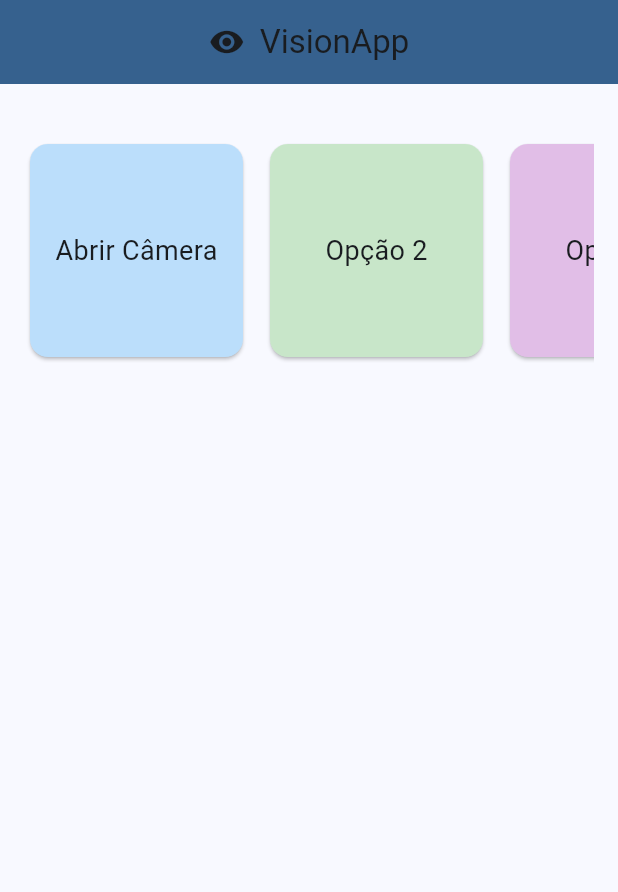
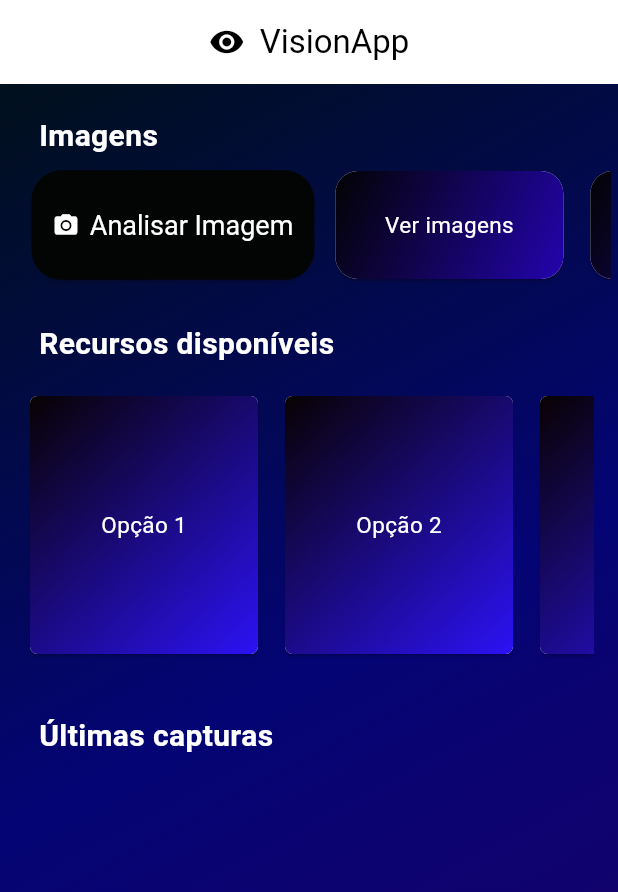
Before and after one commit to CaioAndersonMM/VisionApp, a Flutter app: the screen it shows after launch, on a phone screen of 412 x 824 dp. Shown: the top 892 px of the screen. Run offline on Flutter 3.47's test engine with Material 3 defaults, Android fonts, the phone set to English and light mode, and no system bars; our stand-ins replace image_picker, permission_handler.

Commit message:
feat: Melhoria visual e criação de novos cards

```diff
--- a/visionapp/lib/main.dart
+++ b/visionapp/lib/main.dart
@@ -1,3 +1,4 @@
+import 'package:flutter/cupertino.dart';
 import 'package:flutter/material.dart';
 import 'package:image_picker/image_picker.dart';
 import 'package:permission_handler/permission_handler.dart';
@@ -9,13 +10,20 @@ void main() {
 class MyApp extends StatelessWidget {
   const MyApp({super.key});
 
-  // This widget is the root of your application.
   @override
   Widget build(BuildContext context) {
     return MaterialApp(
       title: 'VisionApp',
       theme: ThemeData(
-        colorScheme: ColorScheme.fromSeed(seedColor: Colors.blue),
+        colorScheme: ColorScheme.fromSeed(
+          seedColor:
+              const Color.fromARGB(255, 255, 253, 253), // Cor base para o tema
+          primary: const Color.fromARGB(255, 0, 0, 0), // Cor da AppBar
+        ),
+        appBarTheme: const AppBarTheme(
+          backgroundColor: Colors.white,
+          foregroundColor: Colors.black,
+        ),
         useMaterial3: true,
       ),
       home: const MyHomePage(title: 'VisionApp'),
@@ -68,21 +76,109 @@ class _MyHomePageState extends State<MyHomePage> {
   Widget build(BuildContext context) {
     return Scaffold(
       appBar: AppBar(
-        backgroundColor: Theme.of(context).colorScheme.primary,
-        // Here we take the value from the MyHomePage object that was created by
-        // the App.build method, and use it to set our appbar title.
         title: Row(
           mainAxisAlignment: MainAxisAlignment.center,
           children: [
-            const Icon(Icons.remove_red_eye),
+            const Icon(Icons.remove_red_eye, color: Colors.black),
             const SizedBox(width: 10),
-            Text(widget.title),
+            Text(widget.title, style: const TextStyle(color: Colors.black)),
           ],
         ),
       ),
-      body: Column(
+      body: Container(
+        decoration: const BoxDecoration(
+          gradient: LinearGradient(
+            colors: [
+              Color.fromARGB(255, 1, 16, 28),
+              Color.fromARGB(255, 4, 4, 116),
+              Color.fromARGB(255, 28, 0, 103)
+            ],
+            begin: Alignment.topLeft,
+            end: Alignment.bottomRight,
+          ),
+        ),
+        child: Column(
           children: [
             const SizedBox(height: 20),
+            const Padding(
+              padding: EdgeInsets.fromLTRB(26, 0, 0, 0),
+              child: Align(
+                alignment: Alignment.centerLeft, // Alinha o texto à esquerda
+                child: Text(
+                  'Imagens',
+                  style: TextStyle(
+                    color: Colors.white,
+                    fontSize: 20,
+                    fontWeight: FontWeight.bold,
+                  ),
+                ),
+              ),
+            ),
+            Padding(
+              padding: const EdgeInsets.all(5.0),
+              child: SingleChildScrollView(
+                scrollDirection: Axis.horizontal,
+                child: Row(
+                  mainAxisAlignment: MainAxisAlignment.spaceAround,
+                  children: [
+                    Padding(
+                      padding: const EdgeInsets.only(left: 16.0, right: 10.0),
+                      child: ElevatedButton.icon(
+                        onPressed: _openCamera,
+                        icon: const Icon(Icons.camera_alt),
+                        label: const Text('Analisar Imagem'),
+                        style: ElevatedButton.styleFrom(
+                          foregroundColor: Colors.white,
+                          backgroundColor: const Color.fromARGB(255, 3, 4, 4),
+                          padding: const EdgeInsets.symmetric(
+                              vertical: 26.0, horizontal: 14.0),
+                          textStyle: const TextStyle(fontSize: 18),
+                          shape: RoundedRectangleBorder(
+                            borderRadius: BorderRadius.circular(
+                                20), // Remove o arredondamento
+                          ),
+                        ),
+                      ),
+                    ),
+                    CustomCard(
+                      color1: const Color.fromARGB(255, 3, 3, 3),
+                      color2: const Color.fromARGB(255, 35, 4, 173),
+                      title: 'Ver imagens',
+                      onTap: () {},
+                    ),
+                    const SizedBox(width: 10),
+                    CustomCard(
+                      color1: const Color.fromARGB(255, 3, 3, 3),
+                      color2: const Color.fromARGB(255, 35, 4, 173),
+                      title: 'Opção 3',
+                      onTap: () {},
+                    ),
+                    const SizedBox(width: 10),
+                    CustomCard(
+                      color1: const Color.fromARGB(255, 3, 3, 3),
+                      color2: const Color.fromARGB(255, 35, 4, 173),
+                      title: 'Opção 4',
+                      onTap: () {},
+                    ),
+                  ],
+                ),
+              ),
+            ),
+            const SizedBox(height: 20),
+            const Padding(
+              padding: EdgeInsets.only(left: 26.0),
+              child: Align(
+                alignment: Alignment.centerLeft, // Alinha o texto à esquerda
+                child: Text(
+                  'Recursos disponíveis',
+                  style: TextStyle(
+                    color: Colors.white,
+                    fontSize: 20,
+                    fontWeight: FontWeight.bold,
+                  ),
+                ),
+              ),
+            ),
             Padding(
               padding: const EdgeInsets.all(16.0),
               child: SingleChildScrollView(
@@ -90,60 +186,41 @@ class _MyHomePageState extends State<MyHomePage> {
                 child: Row(
                   mainAxisAlignment: MainAxisAlignment.spaceAround,
                   children: [
-                  SizedBox(
-                    width: 150,
-                    height: 150,
-                    child: Card(
-                      color: Colors.blue[100],
-                      child: InkWell(
-                        onTap: _openCamera,
-                        child: const Center(
-                          child: Text(
-                            'Abrir Câmera',
-                            style: TextStyle(fontSize: 18),
+                    CustomCard2(
+                      color1: const Color.fromARGB(255, 8, 2, 2),
+                      color2: const Color.fromARGB(255, 44, 18, 245),
+                      title: 'Opção 1',
+                      onTap: () {},
+                    ),
+                    const SizedBox(width: 10),
+                    CustomCard2(
+                      color1: const Color.fromARGB(255, 8, 2, 2),
+                      color2: const Color.fromARGB(255, 44, 18, 245),
+                      title: 'Opção 2',
+                      onTap: () {},
+                    ),
+                    const SizedBox(width: 10),
+                    CustomCard2(
+                      color1: const Color.fromARGB(255, 8, 2, 2),
+                      color2: const Color.fromARGB(255, 44, 18, 245),
+                      title: 'Opção 4',
+                      onTap: () {},
+                    ),
+                  ],
                 ),
               ),
             ),
-                    ),
-                  ),
-                  const SizedBox(width: 10), // Espaço entre os cards
-                  SizedBox(
-                    width: 150,
-                    height: 150,
-                    child: Card(
-                      color: Colors.green[100],
-                      child: const Center(
+            const SizedBox(height: 20),
+            const Padding(
+              padding: EdgeInsets.fromLTRB(26, 0, 0, 0),
+              child: Align(
+                alignment: Alignment.centerLeft, // Alinha o texto à esquerda
                 child: Text(
-                          'Opção 2',
-                          style: TextStyle(fontSize: 18),
-                        ),
-                      ),
-                    ),
-                  ),
-                  const SizedBox(width: 10), // Espaço entre os cards
-                  SizedBox(
-                    width: 150,
-                    height: 150,
-                    child: Card(
-                      color: Colors.purple[100],
-                      child: const Center(
-                        child: Text(
-                          'Opção 3',
-                          style: TextStyle(fontSize: 18),
-                        ),
-                      ),
-                    ),
-                  ),
-                  const SizedBox(width: 10), // Espaço entre os cards
-                  SizedBox(
-                    width: 150,
-                    height: 150,
-                    child: Card(
-                      color: Colors.orange[100],
-                      child: const Center(
-                        child: Text(
-                          'Opção 4',
-                          style: TextStyle(fontSize: 18),
+                  'Últimas capturas',
+                  style: TextStyle(
+                    color: Colors.white,
+                    fontSize: 20,
+                    fontWeight: FontWeight.bold,
                   ),
                 ),
               ),
@@ -151,9 +228,102 @@ class _MyHomePageState extends State<MyHomePage> {
           ],
         ),
       ),
+    );
+  }
+}
+
+class CustomCard extends StatelessWidget {
+  final Color color1;
+  final Color color2;
+  final String title;
+  final VoidCallback onTap;
+
+  const CustomCard({
+    super.key,
+    required this.color1,
+    required this.color2,
+    required this.title,
+    required this.onTap,
+  });
+
+  @override
+  Widget build(BuildContext context) {
+    return SizedBox(
+      width: 160,
+      height: 80,
+      child: Card(
+        shape: RoundedRectangleBorder(
+          borderRadius: BorderRadius.circular(15),
         ),
-        ],
+        child: InkWell(
+          onTap: onTap,
+          child: Container(
+            // padding: const EdgeInsets.all(28),
+            decoration: BoxDecoration(
+              gradient: LinearGradient(
+                colors: [color1, color2],
+                begin: Alignment.topLeft,
+                end: Alignment.bottomRight,
+              ),
+              borderRadius: BorderRadius.circular(15),
+            ),
+            child: Center(
+              child: Text(
+                title,
+                style: const TextStyle(fontSize: 15, color: Colors.white),
+              ),
+            ),
+          ),
+        ),
       ),
     );
   }
 }
+
+class CustomCard2 extends StatelessWidget {
+  final Color color1;
+  final Color color2;
+  final String title;
+  final VoidCallback onTap;
+
+  const CustomCard2({
+    super.key,
+    required this.color1,
+    required this.color2,
+    required this.title,
+    required this.onTap,
+  });
+
+  @override
+  Widget build(BuildContext context) {
+    return SizedBox(
+      width: 160,
+      height: 180,
+      child: Card(
+        shape: RoundedRectangleBorder(
+          borderRadius: BorderRadius.circular(5),
+        ),
+        child: InkWell(
+          onTap: onTap,
+          child: Container(
+            // padding: const EdgeInsets.all(28),
+            decoration: BoxDecoration(
+              gradient: LinearGradient(
+                colors: [color1, color2],
+                begin: Alignment.topLeft,
+                end: Alignment.bottomRight,
+              ),
+              borderRadius: BorderRadius.circular(5),
+            ),
+            child: Center(
+              child: Text(
+                title,
+                style: const TextStyle(fontSize: 15, color: Colors.white),
+              ),
+            ),
+          ),
+        ),
+      ),
+    );
+  }
+}
```
Lines whose indentation alone changed are shown as unchanged.
